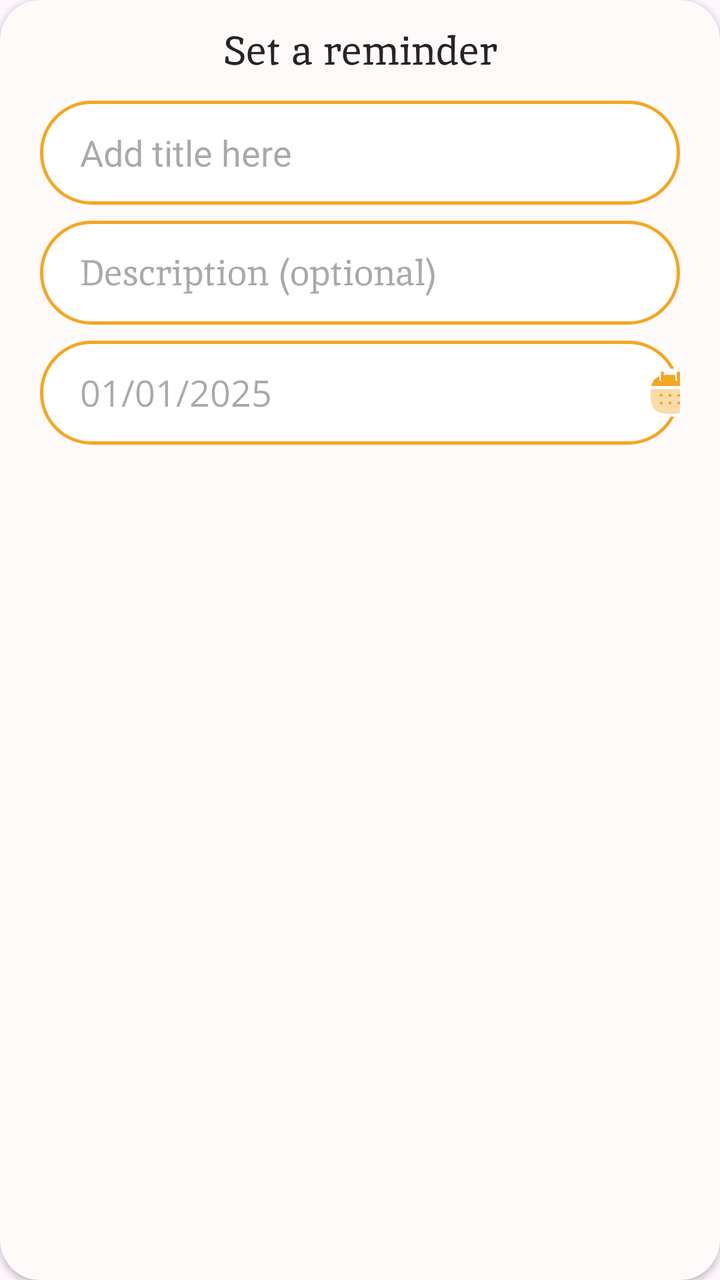
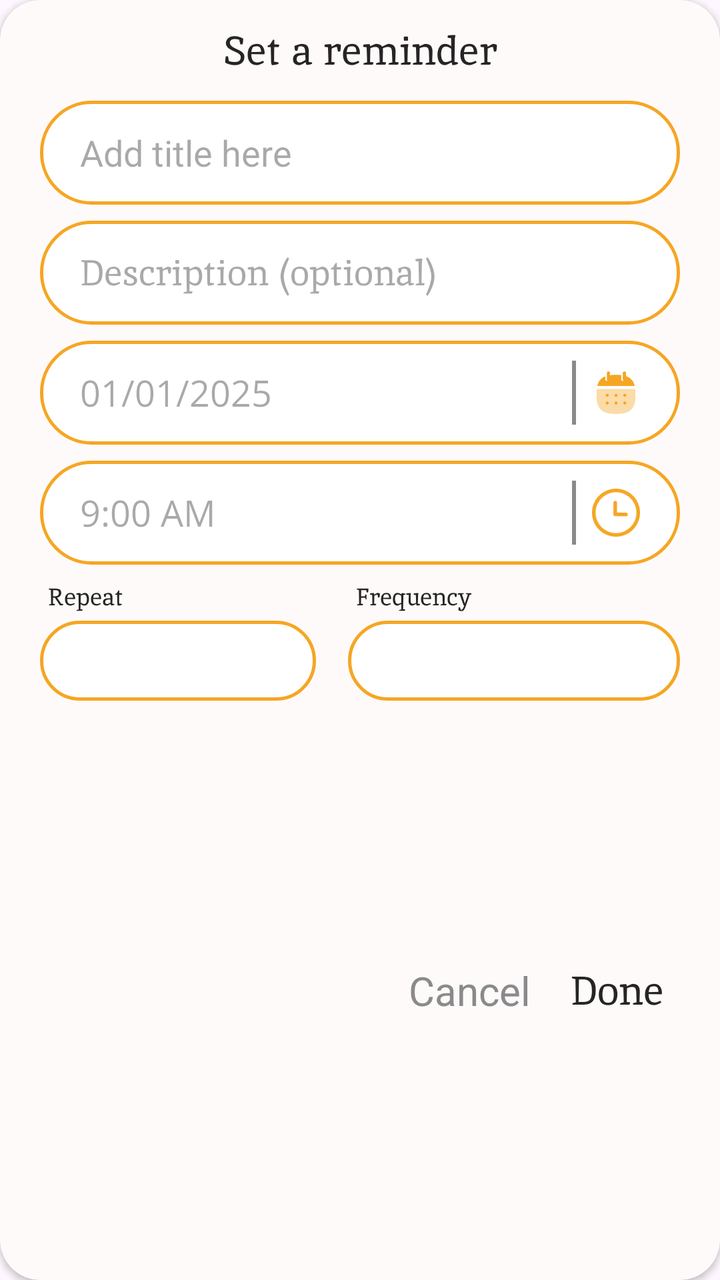

Two renders of the same Android screen: before a commit and after it. Below are the layout's source before the change and the commit's diff.
<!-- AndroidManifest.xml: application theme Theme.Radiate -->
<!-- res/layout/popup_activity_reminder.xml -->
<?xml version="1.0" encoding="utf-8"?>
<androidx.cardview.widget.CardView xmlns:android="http://schemas.android.com/apk/res/android"
    android:layout_width="match_parent"
    android:layout_height="match_parent"
    xmlns:app="http://schemas.android.com/apk/res-auto"
    android:backgroundTint="@color/softpinkwhitebackground"
    app:cardCornerRadius="20dp"
    android:layout_margin="20dp">

    <androidx.constraintlayout.widget.ConstraintLayout
        android:layout_width="match_parent"
        android:layout_height="match_parent">

        <TextView
            android:id="@+id/tvTitle"
            android:layout_width="wrap_content"
            android:layout_height="wrap_content"
            android:text="@string/set_a_reminder"
            android:textSize="20sp"
            android:fontFamily="@font/inika_regular"
            android:textColor="@color/black"
            android:layout_marginTop="12dp"
            app:layout_constraintTop_toTopOf="parent"
            app:layout_constraintStart_toStartOf="parent"
            app:layout_constraintEnd_toEndOf="parent"/>

        <EditText
            android:id="@+id/edtReminderTitle"
            android:layout_width="match_parent"
            android:layout_height="wrap_content"
            android:minHeight="52dp"
            android:background="@drawable/custom_background_edittext"
            android:hint="@string/reminder_title"
            android:layout_marginTop="12dp"
            android:layout_marginStart="20dp"
            android:layout_marginEnd="20dp"
            app:layout_constraintTop_toBottomOf="@+id/tvTitle"
            app:layout_constraintStart_toStartOf="parent"
            app:layout_constraintEnd_toEndOf="parent"/>

        <EditText
            android:id="@+id/edtReminderDescription"
            android:layout_width="match_parent"
            android:layout_height="wrap_content"
            android:minHeight="52dp"
            android:background="@drawable/custom_background_edittext"
            android:hint="@string/reminder_description"
            android:textColor="@color/black"
            android:fontFamily="@font/inika_regular"
            android:layout_marginTop="8dp"
            android:layout_marginStart="20dp"
            android:layout_marginEnd="20dp"
            app:layout_constraintTop_toBottomOf="@id/edtReminderTitle"/>

        <androidx.constraintlayout.widget.ConstraintLayout
            android:layout_width="match_parent"
            android:layout_height="wrap_content"
            android:minHeight="52dp"
            android:background="@drawable/custom_background_edittext"
            android:layout_marginTop="8dp"
            android:layout_marginStart="20dp"
            android:layout_marginEnd="20dp"
            app:layout_constraintTop_toBottomOf="@id/edtReminderDescription">

            <EditText
                android:id="@+id/edtReminderDate"
                android:layout_width="match_parent"
                android:layout_height="0dp"
                android:background="null"
                android:hint="@string/task_date"
                android:textColor="@color/black"
                android:fontFamily="@font/opensans"
                app:layout_constraintTop_toTopOf="parent"
                app:layout_constraintStart_toStartOf="parent"
                app:layout_constraintBottom_toBottomOf="parent"/>

            <View
                android:id="@+id/divider"
                android:layout_width="2dp"
                android:layout_height="40dp"
                android:background="@color/grey"
                app:layout_constraintTop_toTopOf="parent"
                app:layout_constraintStart_toEndOf="@id/edtReminderDate"
                app:layout_constraintBottom_toBottomOf="parent"/>

            <ImageButton
                android:layout_width="24dp"
                android:layout_height="24dp"
                android:background="@drawable/icon_calender_4x"
                android:layout_marginEnd="12dp"
                app:layout_constraintTop_toTopOf="parent"
                app:layout_constraintStart_toEndOf="@id/divider"
                app:layout_constraintEnd_toEndOf="parent"
                app:layout_constraintBottom_toBottomOf="parent"/>

        </androidx.constraintlayout.widget.ConstraintLayout>


    </androidx.constraintlayout.widget.ConstraintLayout>
</androidx.cardview.widget.CardView>
<!-- resources referenced by this layout -->
<resources>
  <color name="black">#262424</color>
  <color name="grey">#8A8A8A</color>
  <color name="softpinkwhitebackground">#FFFAFA</color>
  <!-- drawable custom_background_edittext (drawable) -->
  <?xml version="1.0" encoding="utf-8"?>
  <shape xmlns:android="http://schemas.android.com/apk/res/android" android:shape="rectangle">
  
      <solid android:color="@color/white"/>
      <stroke android:width="1.5dp"
          android:color="@color/softcoral"/>
      <corners android:radius="25dp"/>
      <padding android:left="20dp"/>
  </shape>
  <!-- drawable icon_calender_4x: jpg bitmap (drawable, 14753 bytes) -->
  <string name="reminder_description">Description (optional)</string>
  <string name="reminder_title">Add title here</string>
  <string name="set_a_reminder">Set a reminder</string>
  <string name="task_date">01/01/2025</string>
  <style name="Theme.Radiate" parent="Base.Theme.Radiate" />
  <color name="white">#FFFFFFFF</color>
  <color name="softcoral">#F5A623</color>
  <style name="Base.Theme.Radiate" parent="Theme.Material3.DayNight.NoActionBar">
          
          
      </style>
</resources>

<!-- the commit's change to res/layout/popup_activity_reminder.xml (unified diff, before → after) -->
@@ -1,7 +1,7 @@
 <?xml version="1.0" encoding="utf-8"?>
 <androidx.cardview.widget.CardView xmlns:android="http://schemas.android.com/apk/res/android"
     android:layout_width="match_parent"
-    android:layout_height="match_parent"
+    android:layout_height="wrap_content"
     xmlns:app="http://schemas.android.com/apk/res-auto"
     android:backgroundTint="@color/softpinkwhitebackground"
     app:cardCornerRadius="20dp"
@@ -53,6 +53,7 @@
             app:layout_constraintTop_toBottomOf="@id/edtReminderTitle"/>
 
         <androidx.constraintlayout.widget.ConstraintLayout
+            android:id="@+id/calenderSection"
             android:layout_width="match_parent"
             android:layout_height="wrap_content"
             android:minHeight="52dp"
@@ -64,7 +65,7 @@
 
             <EditText
                 android:id="@+id/edtReminderDate"
-                android:layout_width="match_parent"
+                android:layout_width="0dp"
                 android:layout_height="0dp"
                 android:background="null"
                 android:hint="@string/task_date"
@@ -72,29 +73,173 @@
                 android:fontFamily="@font/opensans"
                 app:layout_constraintTop_toTopOf="parent"
                 app:layout_constraintStart_toStartOf="parent"
-                app:layout_constraintBottom_toBottomOf="parent"/>
+                app:layout_constraintBottom_toBottomOf="parent"
+                app:layout_constraintEnd_toStartOf="@id/divider"/>
 
             <View
                 android:id="@+id/divider"
                 android:layout_width="2dp"
-                android:layout_height="40dp"
+                android:layout_height="32dp"
                 android:background="@color/grey"
-                app:layout_constraintTop_toTopOf="parent"
-                app:layout_constraintStart_toEndOf="@id/edtReminderDate"
-                app:layout_constraintBottom_toBottomOf="parent"/>
+                android:layout_marginEnd="8dp"
+                app:layout_constraintTop_toTopOf="parent"
+                app:layout_constraintBottom_toBottomOf="parent"
+                app:layout_constraintEnd_toStartOf="@+id/imgBtnCalender"/>
 
             <ImageButton
+                android:id="@+id/imgBtnCalender"
                 android:layout_width="24dp"
                 android:layout_height="24dp"
                 android:background="@drawable/icon_calender_4x"
-                android:layout_marginEnd="12dp"
-                app:layout_constraintTop_toTopOf="parent"
-                app:layout_constraintStart_toEndOf="@id/divider"
+                android:layout_marginEnd="20dp"
+                app:layout_constraintTop_toTopOf="parent"
                 app:layout_constraintEnd_toEndOf="parent"
                 app:layout_constraintBottom_toBottomOf="parent"/>
 
         </androidx.constraintlayout.widget.ConstraintLayout>
 
+        <androidx.constraintlayout.widget.ConstraintLayout
+            android:id="@+id/timeSection"
+            android:layout_width="match_parent"
+            android:layout_height="wrap_content"
+            android:minHeight="52dp"
+            android:background="@drawable/custom_background_edittext"
+            android:layout_marginTop="8dp"
+            android:layout_marginStart="20dp"
+            android:layout_marginEnd="20dp"
+            app:layout_constraintTop_toBottomOf="@id/calenderSection">
+
+            <EditText
+                android:id="@+id/edtReminderTime"
+                android:layout_width="0dp"
+                android:layout_height="0dp"
+                android:background="null"
+                android:hint="@string/reminder_time"
+                android:textColor="@color/black"
+                android:fontFamily="@font/opensans"
+                app:layout_constraintTop_toTopOf="parent"
+                app:layout_constraintStart_toStartOf="parent"
+                app:layout_constraintBottom_toBottomOf="parent"
+                app:layout_constraintEnd_toStartOf="@id/divider2"/>
+
+            <View
+                android:id="@+id/divider2"
+                android:layout_width="2dp"
+                android:layout_height="32dp"
+                android:background="@color/grey"
+                android:layout_marginEnd="8dp"
+                app:layout_constraintTop_toTopOf="parent"
+                app:layout_constraintBottom_toBottomOf="parent"
+                app:layout_constraintEnd_toStartOf="@+id/imgBtnTime"/>
+
+            <ImageButton
+                android:id="@+id/imgBtnTime"
+                android:layout_width="24dp"
+                android:layout_height="24dp"
+                android:background="@drawable/time_circle"
+                android:layout_marginEnd="20dp"
+                app:layout_constraintTop_toTopOf="parent"
+                app:layout_constraintEnd_toEndOf="parent"
+                app:layout_constraintBottom_toBottomOf="parent"/>
+
+        </androidx.constraintlayout.widget.ConstraintLayout>
+
+        <LinearLayout
+            android:id="@+id/spinnerSection"
+            android:layout_width="match_parent"
+            android:layout_height="wrap_content"
+            android:orientation="horizontal"
+            android:weightSum="2"
+            android:layout_marginStart="20dp"
+            android:layout_marginEnd="20dp"
+            android:layout_marginTop="8dp"
+            app:layout_constraintTop_toBottomOf="@id/timeSection">
+
+            <LinearLayout
+                android:layout_width="wrap_content"
+                android:layout_height="match_parent"
+                android:orientation="vertical"
+                android:layout_weight="1">
+
+                <TextView
+                    android:id="@+id/txtRepeat"
+                    android:layout_width="wrap_content"
+                    android:layout_height="wrap_content"
+                    android:text="@string/repeat"
+                    android:textSize="12sp"
+                    android:textColor="@color/black"
+                    android:fontFamily="@font/inika_regular"
+                    android:layout_marginStart="4dp"/>
+
+                <Spinner
+                    android:id="@+id/spinnerRepeat"
+                    android:layout_width="match_parent"
+                    android:layout_height="wrap_content"
+                    android:minHeight="40dp"
+                    android:background="@drawable/custom_background_edittext"
+                    android:gravity="center"
+                    android:layout_marginTop="4dp"
+                    android:layout_marginEnd="8dp"/>
+
+            </LinearLayout>
+
+            <LinearLayout
+                android:layout_width="wrap_content"
+                android:layout_height="match_parent"
+                android:orientation="vertical"
+                android:layout_weight="1">
+
+                <TextView
+                    android:id="@+id/txtFrequency"
+                    android:layout_width="wrap_content"
+                    android:layout_height="wrap_content"
+                    android:text="@string/frequency"
+                    android:textColor="@color/black"
+                    android:textSize="12sp"
+                    android:fontFamily="@font/inika_regular"
+                    android:layout_marginStart="12dp"/>
+
+                <Spinner
+                    android:id="@+id/spinnerFrequency"
+                    android:layout_width="match_parent"
+                    android:layout_height="wrap_content"
+                    android:minHeight="40dp"
+                    android:layout_marginTop="4dp"
+                    android:layout_marginStart="8dp"
+                    android:background="@drawable/custom_background_edittext" />
+
+            </LinearLayout>
+        </LinearLayout>
+
+        <TextView
+            android:id="@+id/btnDone"
+            android:layout_width="wrap_content"
+            android:layout_height="wrap_content"
+            android:text="@string/done"
+            android:textSize="20sp"
+            android:textColor="@color/black"
+            android:fontFamily="@font/inika_regular"
+            android:layout_marginEnd="28dp"
+            android:layout_marginTop="12dp"
+            android:layout_marginBottom="12dp"
+            app:layout_constraintTop_toBottomOf="@id/spinnerSection"
+            app:layout_constraintBottom_toBottomOf="parent"
+            app:layout_constraintEnd_toEndOf="parent"/>
+
+        <TextView
+            android:id="@+id/btnCancel"
+            android:layout_width="wrap_content"
+            android:layout_height="wrap_content"
+            android:text="@string/cancel"
+            android:textSize="20sp"
+            android:textColor="@color/grey"
+            android:layout_marginTop="12dp"
+            android:layout_marginEnd="20dp"
+            android:layout_marginBottom="12dp"
+            app:layout_constraintEnd_toStartOf="@id/btnDone"
+            app:layout_constraintBottom_toBottomOf="parent"
+            app:layout_constraintTop_toBottomOf="@id/spinnerSection"/>
+
 
     </androidx.constraintlayout.widget.ConstraintLayout>
 </androidx.cardview.widget.CardView>
<!-- resource entries referenced after the edit -->
@@ -14,8 +14,14 @@
       <padding android:left="20dp"/>
   </shape>
   <!-- drawable icon_calender_4x: jpg bitmap (drawable, 14753 bytes) -->
+  <!-- drawable time_circle: png bitmap (drawable, 2359 bytes) -->
+  <string name="cancel">Cancel</string>
+  <string name="done">Done</string>
+  <string name="frequency">Frequency</string>
   <string name="reminder_description">Description (optional)</string>
+  <string name="reminder_time">9:00 AM</string>
   <string name="reminder_title">Add title here</string>
+  <string name="repeat">Repeat</string>
   <string name="set_a_reminder">Set a reminder</string>
   <string name="task_date">01/01/2025</string>
   <style name="Theme.Radiate" parent="Base.Theme.Radiate" />
